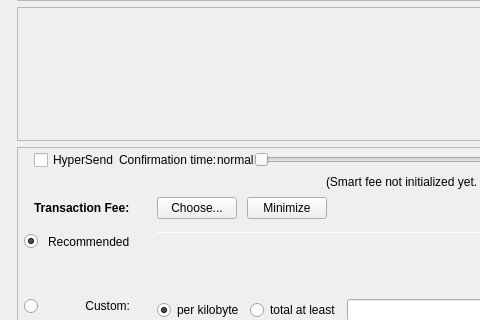
Old version of the form src/qt/forms/sendcoinsdialog.ui in the repository nxboost/nxboost; both pictures show x 0 to 480 and y 276 to 596 of the 978 by 695 pixel window.
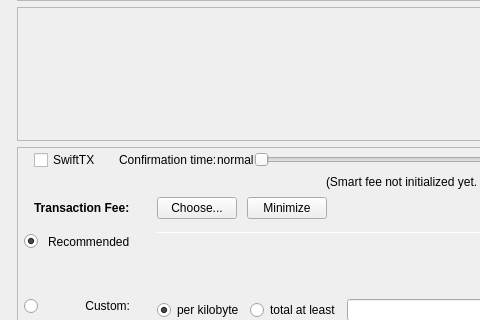
New version of the form. Icons and pictures are not drawn. Custom widgets are drawn as their Qt base class.

```diff
--- a/src/qt/forms/sendcoinsdialog.ui
+++ b/src/qt/forms/sendcoinsdialog.ui
@@ -1019,7 +1019,7 @@
                     <string>HyperSend technology allows for near instant transactions - A flat fee of 0.01 NXB applies</string>
                    </property>
                    <property name="text">
-                    <string>HyperSend</string>
+                    <string>SwiftTX</string>
                    </property>
                   </widget>
                  </item>
```
Left out of the diff: 2 changed lines with no effect on the pictures.
